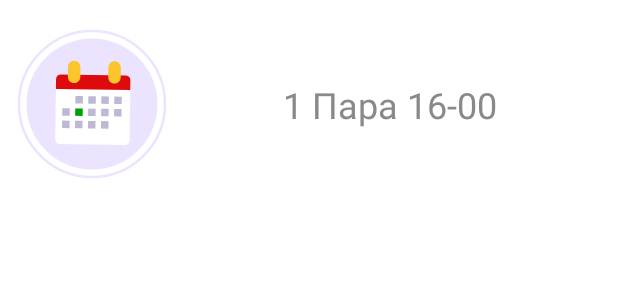
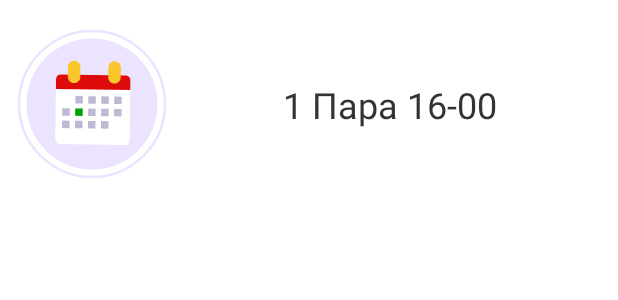
Before and after one commit to mzfkr97/BATSU_App.-Dagger2-MVP-Retrofit2, an Android app: the layout dialog_rings.xml on its own in the app's theme, with its tools: preview values and no code run, on a phone screen of 412 x 824 dp. Shown: the top 300 px of the screen. Run offline under Robolectric (Android 15) with nearby library versions, the phone set to English and light mode, and no system bars.

```diff
--- a/app/src/main/res/layout/dialog_rings.xml
+++ b/app/src/main/res/layout/dialog_rings.xml
@@ -42,7 +42,8 @@
 
                 <TextView
                     android:id="@+id/text_description"
-                    style="@style/textSecondary"
+                    style="@style/textPrimary"
+                    android:padding="8dp"
                     android:layout_width="0dp"
                     android:layout_height="wrap_content"
                     android:layout_marginStart="8dp"
@@ -55,17 +56,6 @@
                     app:layout_constraintTop_toTopOf="@+id/lottie"
                     tools:text="1 Пара 16-00" />
 
-<!--                <Button-->
-<!--                    android:id="@+id/buttonAlarm"-->
-<!--                    android:layout_width="0dp"-->
-<!--                    android:layout_height="wrap_content"-->
-<!--                    android:layout_marginStart="16dp"-->
-<!--                    android:layout_marginEnd="16dp"-->
-<!--                    android:layout_marginBottom="16dp"-->
-<!--                    android:text="Установить напоминание"-->
-<!--                    app:layout_constraintBottom_toBottomOf="parent"-->
-<!--                    app:layout_constraintEnd_toEndOf="parent"-->
-<!--                    app:layout_constraintStart_toStartOf="parent" />-->
 
             </androidx.constraintlayout.widget.ConstraintLayout>
 
```
